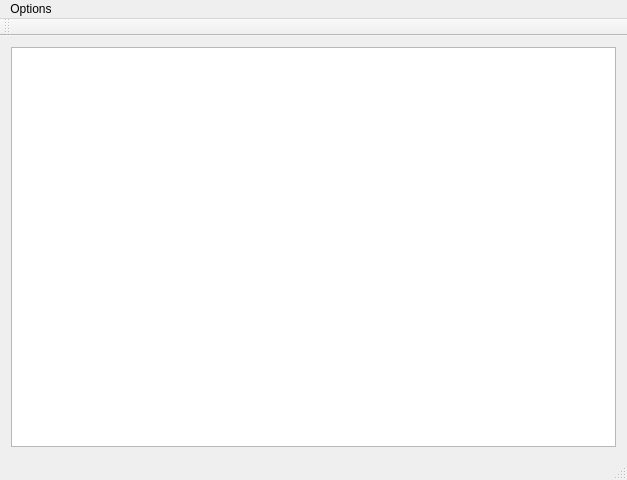
Before: the Qt Designer form src/smbcast.ui in Fran89/SMBCast, drawn with Qt 5.
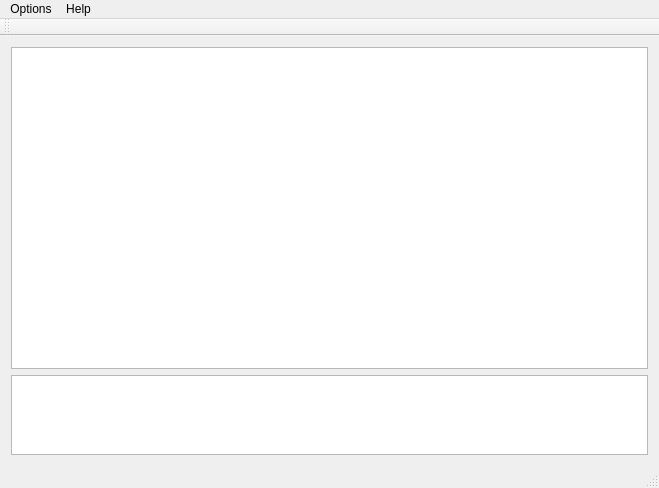
After: the same form once the commit is applied.

Diff of the .ui file:
```diff
--- a/src/smbcast.ui
+++ b/src/smbcast.ui
@@ -6,8 +6,8 @@
    <rect>
     <x>0</x>
     <y>0</y>
-    <width>627</width>
-    <height>480</height>
+    <width>659</width>
+    <height>488</height>
    </rect>
   </property>
   <property name="windowTitle">
@@ -16,7 +16,33 @@
   <widget class="QWidget" name="centralWidget">
    <layout class="QVBoxLayout" name="verticalLayout">
     <item>
-     <widget class="QTextBrowser" name="textBrowser"/>
+     <widget class="QTextEdit" name="textEdit">
+      <property name="readOnly">
+       <bool>true</bool>
+      </property>
+     </widget>
+    </item>
+    <item>
+     <widget class="QTextBrowser" name="textBrowser">
+      <property name="sizePolicy">
+       <sizepolicy hsizetype="Expanding" vsizetype="Fixed">
+        <horstretch>0</horstretch>
+        <verstretch>0</verstretch>
+       </sizepolicy>
+      </property>
+      <property name="minimumSize">
+       <size>
+        <width>0</width>
+        <height>0</height>
+       </size>
+      </property>
+      <property name="maximumSize">
+       <size>
+        <width>16777215</width>
+        <height>80</height>
+       </size>
+      </property>
+     </widget>
     </item>
    </layout>
   </widget>
@@ -25,7 +51,7 @@
     <rect>
      <x>0</x>
      <y>0</y>
-     <width>627</width>
+     <width>659</width>
      <height>25</height>
     </rect>
    </property>
@@ -35,7 +61,14 @@
     </property>
     <addaction name="actionManually_open_file"/>
    </widget>
+   <widget class="QMenu" name="menuHelp">
+    <property name="title">
+     <string>Help</string>
+    </property>
+    <addaction name="actionToggle_Debug"/>
+   </widget>
    <addaction name="menuOptions"/>
+   <addaction name="menuHelp"/>
   </widget>
   <widget class="QToolBar" name="mainToolBar">
    <attribute name="toolBarArea">
```
Left out of the diff: 5 changed lines with no effect on the pictures.
